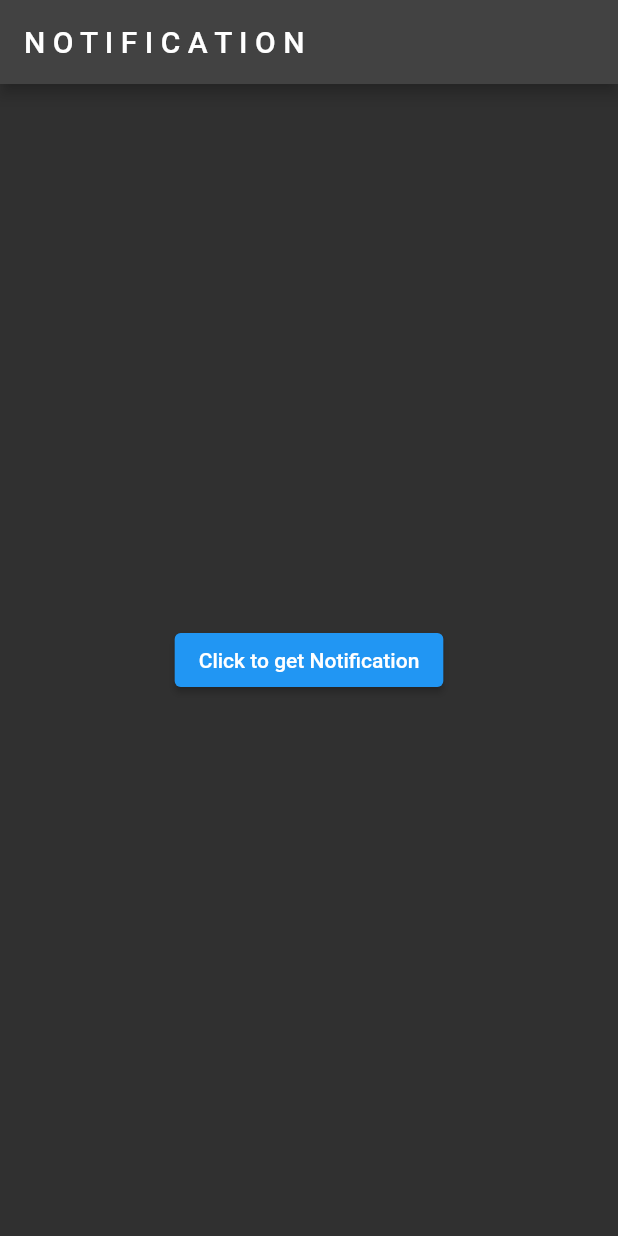
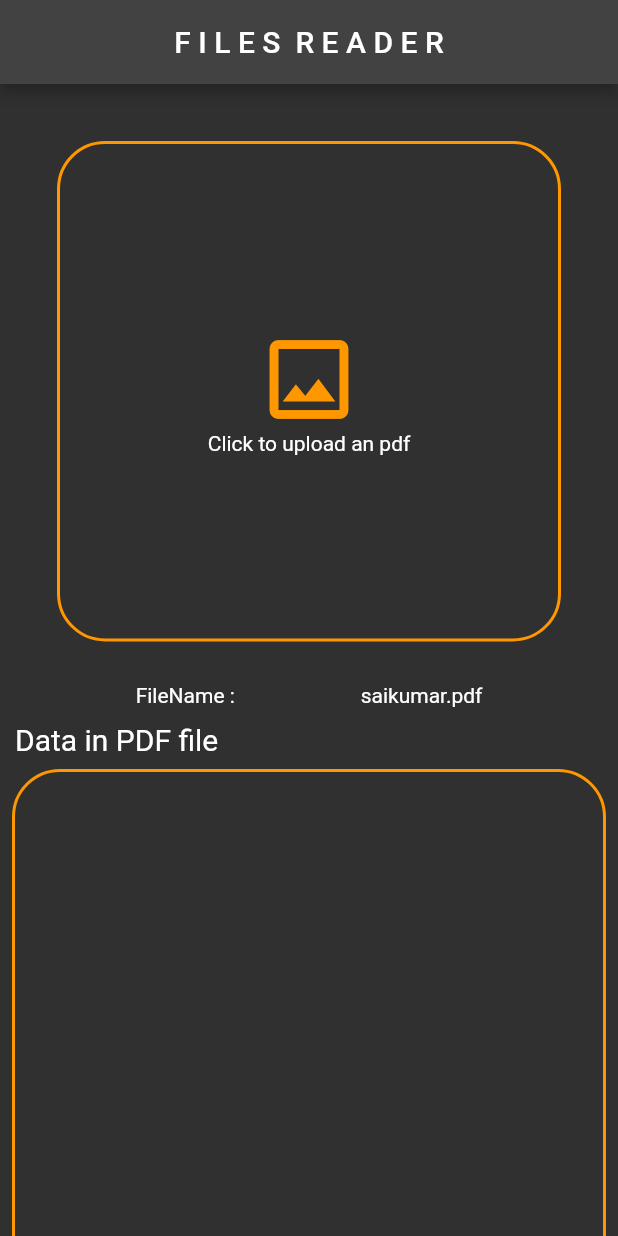
Before and after one commit to SAIKUMAR3107/flutter_widgets_practice, a Flutter app: the screen it shows after launch, on a phone screen of 412 x 824 dp. Run offline on Flutter 3.47's test engine with Material 2 defaults, Android fonts, the phone set to English and light mode, and no system bars; our stand-ins replace dio, file_picker, flutter_local_notifications, flutter_tts, font_awesome_flutter, google_nav_bar; missing offline and left inert: syncfusion_flutter_pdf, translator.

Commit message:
FIle reader and languange translator is added in file_reader.dart file

```diff
--- /dev/null
+++ b/lib/file_reader.dart
@@ -0,0 +1,314 @@
+import 'dart:io';
+
+import 'package:file_picker/file_picker.dart';
+import 'package:flutter/material.dart';
+import 'package:flutter/services.dart';
+import 'package:flutter_tts/flutter_tts.dart';
+import 'package:syncfusion_flutter_pdf/pdf.dart';
+import 'package:translator/translator.dart';
+
+class FileReader extends StatefulWidget {
+  const FileReader({super.key});
+
+  @override
+  State<FileReader> createState() => _FileReaderState();
+}
+
+class _FileReaderState extends State<FileReader> {
+  var name = "saikumar.pdf";
+  var readingData = "";
+  bool isLoading = false;
+  var teluguText = "";
+  List<String> languages = [];
+  List<String> listOfLanguages = ["Arabic","Bengali","German","Greek","Spanish","Persian","French","Hindi","Indonesian","Italian","Japanese","Korean","Marathi","Sanskrit","Tamil","Telugu","Thai","Urdu"];
+  List<String> listOfLanguageCodes = ["ar","bn","de","el","es","fa","fr","hi","id","it","ja","ko","mr","sa","ta","te","th","ur",];
+  String? values;
+  int index = 0;
+
+  @override
+  void initState() {
+    super.initState();
+    getLanguages();
+  }
+
+
+  Future getFile() async{
+    FilePickerResult? result = await FilePicker.platform.pickFiles(
+      type: FileType.custom,
+      allowedExtensions: ['pdf'],
+    );
+    setState(() {
+      name = result!.files.single.name;
+    });
+    final files = result?.files;
+    final path = files?.first.path.toString();
+    final file = File(path!);
+    var data = await file.readAsBytesSync();
+    data.buffer.asUint8List(data.offsetInBytes,data.lengthInBytes);
+    PdfDocument document = PdfDocument(inputBytes:data);
+    PdfTextExtractor extractor = PdfTextExtractor(document);
+    isLoading = true;
+    var text = extractor.extractText(startPageIndex: 0,endPageIndex: document.pages.count-1,layoutText: true);
+    setState(() {
+      readingData = text;
+    });
+  }
+
+  Future getLanguages() async{
+    await FlutterTts().getLanguages.then((value) {
+      value.map((e){
+        languages.add(e);
+      }).toList();
+    });
+    print(languages);
+  }
+  Future speak(String text) async {
+    await FlutterTts().setLanguage("en-US");
+    await FlutterTts().setVolume(0.5);
+    await FlutterTts().setPitch(1);
+    await FlutterTts().speak(text);
+  }
+
+  @override
+  Widget build(BuildContext context) {
+    return Scaffold(
+      appBar: AppBar(title: Text("F I L E S  R E A D E R"),centerTitle: true,),
+      body: SingleChildScrollView(
+        scrollDirection: Axis.vertical,
+        child: Container(
+          width: double.infinity,
+          padding: EdgeInsets.all(10),
+          child: Column(
+            children: [
+              Padding(
+                padding: const EdgeInsets.all(30.0),
+                child: InkWell(
+                  onTap: (){
+                    getFile();
+                  },
+                  child:Container(
+                    height: MediaQuery.of(context).size.height/2.5,
+                    decoration: BoxDecoration(borderRadius: BorderRadius.circular(30),border:Border.all(color: Colors.orange,width: 2,strokeAlign: BorderSide.strokeAlignOutside)),
+                    child: Center(
+                        child: Column(
+                          mainAxisAlignment: MainAxisAlignment.center,
+                          children: [
+                            Icon(Icons.image_outlined,color: Colors.orange,size: 70,),
+                            Text("Click to upload an pdf")
+                          ],
+                        )
+                    ),
+                  ),
+                ),
+              ),
+              Row(
+                mainAxisAlignment: MainAxisAlignment.spaceEvenly,
+                children: [
+                  Text("FileName : "),
+                  Text(name),
+                ],
+              ),
+             SizedBox(height: 10,),
+             Container(
+               alignment : Alignment.topLeft,
+               child: Text("Data in PDF file",style: TextStyle(fontSize: 20),)),
+             SizedBox(height: 10,),
+             Container(
+               height: 400,
+               padding: EdgeInsets.all(15),
+               width: double.infinity,
+               decoration: BoxDecoration(borderRadius: BorderRadius.circular(30),border:Border.all(color: Colors.orange,width: 2,strokeAlign: BorderSide.strokeAlignOutside)),
+               child: SingleChildScrollView(child: Text(readingData,style: TextStyle(color: Colors.white,fontSize: 20),)),
+             ),
+             SizedBox(height: 20,),
+              SizedBox(
+                height: 50,
+                width: double.infinity,
+                child: ElevatedButton(
+                  style: ElevatedButton.styleFrom(
+                      backgroundColor: Colors.orange,
+                      shape: RoundedRectangleBorder(
+                          borderRadius: BorderRadius.circular(40))),
+                  onPressed: () async{
+                    setState(() {
+                      print(readingData);
+                    });
+                    await speak(readingData);
+                    await FlutterTts().getLanguages.then((value) => print(value));
+                  },
+                  child: Text(
+                    "Click to Convert into speech",
+                    style: TextStyle(
+                        fontSize: 16,
+                        fontWeight: FontWeight.bold,
+                        fontFamily: "sans-serif-condensed-light"),
+                  ),
+                ),
+              ),
+             SizedBox(height: 10,),
+             Row(
+               mainAxisAlignment: MainAxisAlignment.spaceEvenly,
+               children: [
+                 SizedBox(
+                   height: 50,
+                   width: 150,
+                   child: TextButton(
+                     style: ElevatedButton.styleFrom(
+                         backgroundColor: Colors.orange,
+                         shape: RoundedRectangleBorder(
+                             borderRadius: BorderRadius.circular(40))),
+                     onPressed: () async{
+                       await speak(readingData);
+                       await FlutterTts().getVoices.then((value) => print(value));
+                     },
+                     child: Text(
+                       "Play",
+                       style: TextStyle(
+                           color: Colors.white,
+                           fontSize: 16,
+                           fontWeight: FontWeight.bold,
+                           fontFamily: "sans-serif-condensed-light"),
+                     ),
+                   ),
+                 ),
+                 SizedBox(
+                   height: 50,
+                   width: 150,
+                   child: TextButton(
+                     style: ElevatedButton.styleFrom(
+                         backgroundColor: Colors.orange,
+                         shape: RoundedRectangleBorder(
+                             borderRadius: BorderRadius.circular(40))),
+                     onPressed: () async{
+                       await FlutterTts().pause();
+                     },
+                     child: Text(
+                       "Pause",
+                       style: TextStyle(
+                           color: Colors.white,
+                           fontSize: 16,
+                           fontWeight: FontWeight.bold,
+                           fontFamily: "sans-serif-condensed-light"),
+                     ),
+                   ),
+                 )
+               ],
+             ),
+             SizedBox(height: 30,),
+             Container(alignment:Alignment.topLeft,child: Text("Language Translator",style: TextStyle(fontSize: 23,color: Colors.white),)),
+             SizedBox(height: 20,),
+             Container(
+                padding: EdgeInsets.all(10),
+                decoration: BoxDecoration(color: Colors.orange.shade300,borderRadius: BorderRadius.circular(20)),
+                width: MediaQuery.of(context).size.width,
+
+                child: DropdownButtonHideUnderline(
+                    child: Container(
+                      padding: EdgeInsets.only(left: 10,right: 10),
+                      child: DropdownButton<String>(
+                        dropdownColor: Colors.grey,
+                        borderRadius: BorderRadius.circular(20),
+                        items: listOfLanguages.map((item) => DropdownMenuItem<String>(
+                          value: item,
+                          child: Text(item,style: TextStyle(color: Colors.white,fontSize: 18,fontWeight: FontWeight.bold),),)).toList(),
+                        onChanged: ((value) => setState(() {
+                          values = value;
+                          index = listOfLanguages.indexOf(value!);
+                        })),
+                        value: values,
+                        hint: Text("Choose Language",style: TextStyle(color: Colors.white,fontSize: 18,fontWeight: FontWeight.bold),),),
+                    )),
+              ),
+             SizedBox(height: 20,),
+              Row(
+                mainAxisAlignment: MainAxisAlignment.spaceEvenly,
+                children: [
+                  SizedBox(
+                    height: 50,
+                    width: 180,
+                    child: TextButton(
+                      style: ElevatedButton.styleFrom(
+                          backgroundColor: Colors.orange,
+                          shape: RoundedRectangleBorder(
+                              borderRadius: BorderRadius.circular(40))),
+                      onPressed: () async{
+                        String language = listOfLanguageCodes[index];
+                        final translation = await readingData.translate(
+                          from: "auto",
+                          to:  '$language'
+                        );
+                        setState(() {
+                          teluguText = translation.text.toString();
+                        });
+
+                      },
+                      child: values==null ? Text(
+                        "Translate to",
+                        style: TextStyle(
+                            color: Colors.white,
+                            fontSize: 16,
+                            fontWeight: FontWeight.bold,
+                            fontFamily: "sans-serif-condensed-light"),
+                      ) : Text(
+                        "Translate to $values",
+                        style: TextStyle(
+                            color: Colors.white,
+                            fontSize: 16,
+                            fontWeight: FontWeight.bold,
+                            fontFamily: "sans-serif-condensed-light"),
+                      ),
+                    ),
+                  ),
+                  SizedBox(
+                    height: 50,
+                    width: 180,
+                    child: TextButton(
+                      style: ElevatedButton.styleFrom(
+                          backgroundColor: Colors.orange,
+                          shape: RoundedRectangleBorder(
+                              borderRadius: BorderRadius.circular(40))),
+                      onPressed: () async{
+                        await FlutterTts().setLanguage("te-IN");
+                        await FlutterTts().setVolume(0.5);
+                        await FlutterTts().setPitch(1);
+                        await FlutterTts().speak(teluguText);
+                        print(teluguText);
+                      },
+                      child: values==null ? Text(
+                        "Speak in",
+                        style: TextStyle(
+                            color: Colors.white,
+                            fontSize: 16,
+                            fontWeight: FontWeight.bold,
+                            fontFamily: "sans-serif-condensed-light"),
+                      ) : Text(
+                        "Speak in $values",
+                        style: TextStyle(
+                            color: Colors.white,
+                            fontSize: 16,
+                            fontWeight: FontWeight.bold,
+                            fontFamily: "sans-serif-condensed-light"),
+                      ),
+                    ),
+                  )
+                ],
+              ),
+             SizedBox(height: 20,),
+             Container(
+                height: 400,
+                padding: EdgeInsets.all(15),
+                width: double.infinity,
+                decoration: BoxDecoration(borderRadius: BorderRadius.circular(30),border:Border.all(color: Colors.orange,width: 2,strokeAlign: BorderSide.strokeAlignOutside)),
+                child: SingleChildScrollView(child: Text(teluguText,style: TextStyle(color: Colors.white,fontSize: 20),)),
+              ),
+             SizedBox(height: 50,)
+
+
+             //Text(readingData,style: TextStyle(color: Colors.white,fontSize: 20),)
+            ],
+          ),
+        ),
+      ),
+    );
+  }
+}
--- a/lib/main.dart
+++ b/lib/main.dart
@@ -3,6 +3,7 @@ import 'package:practice_app/all_products.dart';
 import 'package:practice_app/bottom_navigation.dart';
 import 'package:practice_app/counter.dart';
 import 'package:practice_app/download_progress.dart';
+import 'package:practice_app/file_reader.dart';
 import 'package:practice_app/google_bottom_navigation.dart';
 import 'package:practice_app/grid_screen.dart';
 import 'package:practice_app/loginScreen.dart';
@@ -58,7 +59,7 @@ class _MyAppState extends State<MyApp> {
                     fontSize: 30,
                     fontFamily: "Lobster"),
                 titleMedium: TextStyle(fontSize: 20, fontFamily: "Lobster"))*/),
-        home: NotificationServices() /*Scaffold(
+        home: FileReader() /*Scaffold(
         backgroundColor: Colors.black,
         appBar: AppBar(
           title: Center(child: Text("My Practice App")),
--- a/pubspec.yaml
+++ b/pubspec.yaml
@@ -36,6 +36,11 @@ dependencies:
   dio:
   path_provider:
   flutter_local_notifications: ^16.2.0
+  file_picker:
+  syncfusion_flutter_pdf:
+  pdf:
+  flutter_tts:
+  translator:
 
 
   # The following adds the Cupertino Icons font to your application.
```
Also changed, not shown: pubspec.lock, 4 other files.
